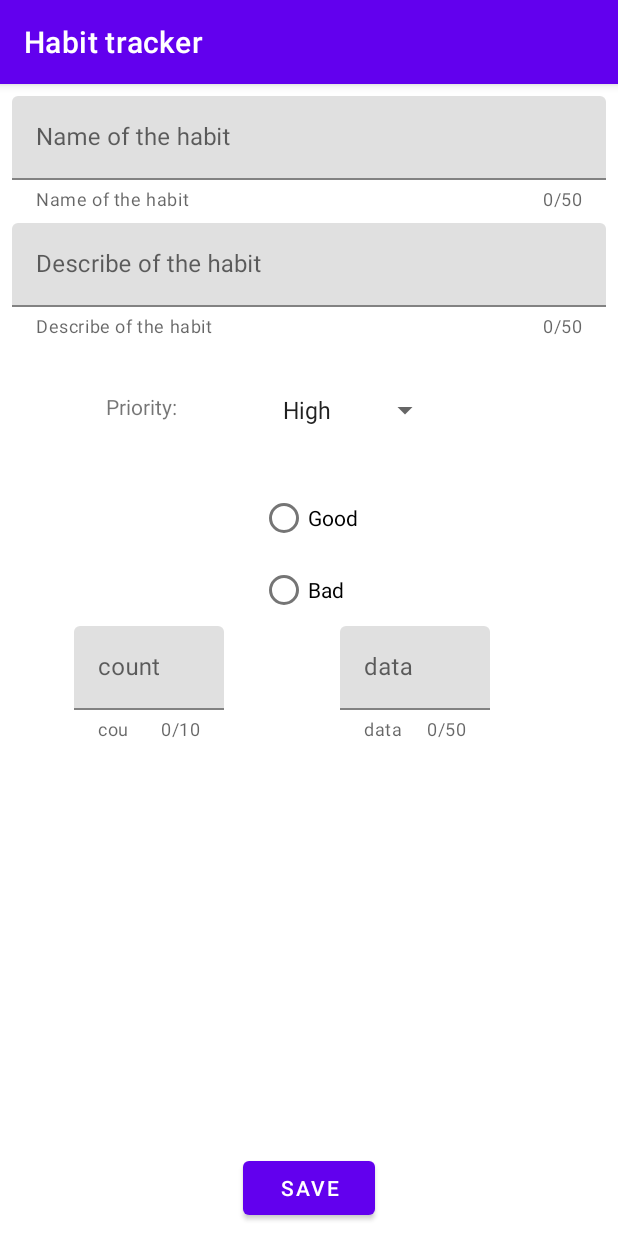
After one commit to LanaLebedeva/habitTracker, an Android app: the fragment HabitFragment placed in its activity, on a phone screen of 412 x 824 dp. The commit adds this screen. Run offline under Robolectric (Android 15) with nearby library versions, the phone set to English and light mode, and no system bars.

Commit message:
add: добавлен главный экран, экран для ввода привычки

```diff
--- a/app/src/main/java/com/github/lanalebedeva/habittracker/MainActivity.kt
+++ b/app/src/main/java/com/github/lanalebedeva/habittracker/MainActivity.kt
@@ -2,10 +2,31 @@ package com.github.lanalebedeva.habittracker
 
 import androidx.appcompat.app.AppCompatActivity
 import android.os.Bundle
+import com.github.lanalebedeva.habittracker.databinding.ActivityMainBinding
+import com.github.lanalebedeva.habittracker.fragments.ListHabitFragment
 
 class MainActivity : AppCompatActivity() {
+
+    private lateinit var binding: ActivityMainBinding
+    private lateinit var listHabitFragment: ListHabitFragment
     override fun onCreate(savedInstanceState: Bundle?) {
         super.onCreate(savedInstanceState)
-        setContentView(R.layout.activity_main)
+        binding = ActivityMainBinding.inflate(layoutInflater)
+        setContentView(binding.root)
+
+        if (savedInstanceState == null) {
+            listHabitFragment = ListHabitFragment()
+            supportFragmentManager.beginTransaction()
+                .replace(
+                    R.id.activity_main_fragmentContainerView,
+                    listHabitFragment,
+                    "listHabitFragment"
+                )
+                .addToBackStack(null)
+                .commit()
+        } else {
+            listHabitFragment =
+                supportFragmentManager.findFragmentByTag("listHabitFragment") as ListHabitFragment
+        }
     }
 }
--- /dev/null
+++ b/app/src/main/java/com/github/lanalebedeva/habittracker/fragments/HabitFragment.kt
@@ -0,0 +1,59 @@
+package com.github.lanalebedeva.habittracker.fragments
+
+import android.graphics.Color
+import android.os.Build
+import android.os.Bundle
+import android.util.Log
+import androidx.fragment.app.Fragment
+import android.view.LayoutInflater
+import android.view.View
+import android.view.ViewGroup
+import androidx.annotation.RequiresApi
+import androidx.fragment.app.activityViewModels
+import com.github.lanalebedeva.habittracker.data.Habit
+import com.github.lanalebedeva.habittracker.data.Priority
+import com.github.lanalebedeva.habittracker.data.Type
+import com.github.lanalebedeva.habittracker.databinding.FragmentHabitBinding
+import com.github.lanalebedeva.habittracker.viewmodel.HabitsViewModel
+import java.time.Instant
+
+
+class HabitFragment : Fragment() {
+    private val viewModel: HabitsViewModel by activityViewModels()
+
+    private var _binding: FragmentHabitBinding? = null
+    private val binding get() = _binding!!
+    override fun onCreateView(
+        inflater: LayoutInflater, container: ViewGroup?, savedInstanceState: Bundle?
+    ): View {
+        _binding = FragmentHabitBinding.inflate(inflater)
+        return binding.root
+    }
+
+    override fun onDestroy() {
+        super.onDestroy()
+        _binding = null
+    }
+
+    @RequiresApi(Build.VERSION_CODES.O)
+    override fun onViewCreated(view: View, savedInstanceState: Bundle?) {
+        super.onViewCreated(view, savedInstanceState)
+        binding.fragmentHabitButtonSave.setOnClickListener {
+            viewModel.addHabit(
+                Habit(
+                    UID = Instant.now().toString(),
+                    name = "Homework",
+                    description = "well do it",
+                    count = 5,
+                    date = 5,
+                    color = Color.BLUE,
+                    priority = Priority.LOW,
+                    type = Type.GOOD,
+                )
+            )
+            Log.d("FRRR+", "viewModel = ${viewModel.habits.value.toString()}")
+//            parentFragmentManager.beginTransaction().hide(this).commit()
+        }
+
+    }
+}
--- /dev/null
+++ b/app/src/main/java/com/github/lanalebedeva/habittracker/fragments/ListHabitFragment.kt
@@ -0,0 +1,51 @@
+package com.github.lanalebedeva.habittracker.fragments
+
+import android.os.Bundle
+import android.util.Log
+import androidx.fragment.app.Fragment
+import android.view.LayoutInflater
+import android.view.View
+import android.view.ViewGroup
+import androidx.fragment.app.activityViewModels
+import com.github.lanalebedeva.habittracker.R
+import com.github.lanalebedeva.habittracker.adapter.HabitsAdapter
+import com.github.lanalebedeva.habittracker.databinding.FragmentListHabitBinding
+import com.github.lanalebedeva.habittracker.viewmodel.HabitsViewModel
+
+class ListHabitFragment : Fragment() {
+    private val viewModel: HabitsViewModel by activityViewModels()
+
+    private  var _binding: FragmentListHabitBinding? = null
+    private val binding get() = _binding!!
+    override fun onCreateView(
+        inflater: LayoutInflater, container: ViewGroup?,
+        savedInstanceState: Bundle?
+    ): View {
+        // Inflate the layout for this fragment
+        _binding = FragmentListHabitBinding.inflate(inflater)
+
+
+        val adapter = HabitsAdapter(viewModel.habits.value) {
+            Log.d("Position", "Position =$it")
+        }
+
+        val recycle = binding.fragmentListHabitRecycleView
+        recycle.adapter = adapter
+
+        binding.fragmentListHabitFab.setOnClickListener {
+            parentFragmentManager.beginTransaction()
+                .replace(R.id.activity_main_fragmentContainerView, HabitFragment())
+                .addToBackStack("First task")
+                .commit()
+            adapter.notifyDataSetChanged()
+        }
+        return binding.root
+    }
+
+
+
+    override fun onDestroy() {
+        super.onDestroy()
+        _binding = null
+    }
+}
--- /dev/null
+++ b/app/src/main/java/com/github/lanalebedeva/habittracker/viewmodel/HabitsViewModel.kt
@@ -0,0 +1,26 @@
+package com.github.lanalebedeva.habittracker.viewmodel
+
+import androidx.lifecycle.LiveData
+import androidx.lifecycle.MutableLiveData
+import androidx.lifecycle.ViewModel
+import com.github.lanalebedeva.habittracker.data.Habit
+
+class HabitsViewModel: ViewModel() {
+    private var _habits = MutableLiveData<List<Habit>>()
+    val habits: LiveData<List<Habit>> = _habits
+
+    init {
+        getHabits()
+    }
+
+    fun getHabitByPos(pos: Int): Habit {
+        return habits.value!![pos]
+    }
+
+    fun addHabit(habit: Habit) {
+        _habits.value = _habits.value?.plus(habit) ?: mutableListOf(habit)
+    }
+    private fun getHabits() {
+        _habits.value = listOf<Habit>()
+    }
+}
--- /dev/null
+++ b/app/src/main/res/drawable/baseline_add_24.xml
@@ -0,0 +1,5 @@
+<vector android:height="24dp" android:tint="#3F7B1E"
+    android:viewportHeight="24" android:viewportWidth="24"
+    android:width="24dp" xmlns:android="http://schemas.android.com/apk/res/android">
+    <path android:fillColor="@android:color/white" android:pathData="M19,13h-6v6h-2v-6H5v-2h6V5h2v6h6v2z"/>
+</vector>
--- a/app/src/main/res/layout/activity_main.xml
+++ b/app/src/main/res/layout/activity_main.xml
@@ -6,13 +6,12 @@
     android:layout_height="match_parent"
     tools:context=".MainActivity">
 
-    <TextView
-        android:layout_width="wrap_content"
-        android:layout_height="wrap_content"
-        android:text="Hello World!"
+    <androidx.fragment.app.FragmentContainerView
+        android:id="@+id/activity_main_fragmentContainerView"
+        android:layout_width="match_parent"
+        android:layout_height="match_parent"
         app:layout_constraintBottom_toBottomOf="parent"
         app:layout_constraintEnd_toEndOf="parent"
         app:layout_constraintStart_toStartOf="parent"
         app:layout_constraintTop_toTopOf="parent" />
-
 </androidx.constraintlayout.widget.ConstraintLayout>
--- /dev/null
+++ b/app/src/main/res/layout/fragment_habit.xml
@@ -0,0 +1,163 @@
+<?xml version="1.0" encoding="utf-8"?>
+<FrameLayout xmlns:android="http://schemas.android.com/apk/res/android"
+    xmlns:app="http://schemas.android.com/apk/res-auto"
+    xmlns:tools="http://schemas.android.com/tools"
+    android:layout_width="match_parent"
+    android:layout_height="match_parent"
+    tools:context=".fragments.HabitFragment">
+
+    <androidx.constraintlayout.widget.ConstraintLayout
+        android:layout_width="match_parent"
+        android:layout_height="match_parent"
+        android:padding="@dimen/define_padding"
+        >
+
+        <com.google.android.material.textfield.TextInputLayout
+            android:id="@+id/fragment_habit_textInputLayout_name"
+            android:layout_width="match_parent"
+            android:layout_height="wrap_content"
+            android:hint="@string/name_of_the_habit"
+            app:counterEnabled="true"
+            app:counterMaxLength="50"
+            app:endIconMode="clear_text"
+            app:helperText="@string/name_of_the_habit"
+            app:helperTextEnabled="true"
+            app:layout_constraintStart_toEndOf="parent"
+            app:layout_constraintStart_toStartOf="parent"
+            app:layout_constraintTop_toTopOf="parent">
+
+            <com.google.android.material.textfield.TextInputEditText
+                android:layout_width="match_parent"
+                android:layout_height="wrap_content" />
+
+        </com.google.android.material.textfield.TextInputLayout>
+
+        <com.google.android.material.textfield.TextInputLayout
+            android:id="@+id/fragment_habit_textInputLayout_describe"
+            android:layout_width="match_parent"
+            android:layout_height="wrap_content"
+            android:layout_marginVertical="@dimen/define_margin"
+            android:hint="@string/describe_of_the_habit"
+            app:counterEnabled="true"
+            app:counterMaxLength="50"
+            app:endIconMode="clear_text"
+            app:helperText="@string/describe_of_the_habit"
+            app:helperTextEnabled="true"
+            app:layout_constraintStart_toEndOf="parent"
+            app:layout_constraintStart_toStartOf="parent"
+            app:layout_constraintTop_toBottomOf="@id/fragment_habit_textInputLayout_name">
+
+            <com.google.android.material.textfield.TextInputEditText
+                android:layout_width="match_parent"
+                android:layout_height="wrap_content"
+                />
+
+        </com.google.android.material.textfield.TextInputLayout>
+
+        <TextView
+            android:id="@+id/fragment_habit_textView_priority"
+            android:layout_width="wrap_content"
+            android:layout_height="wrap_content"
+            android:text="@string/priority_text"
+            android:layout_margin="36dp"
+            app:layout_constraintStart_toStartOf="parent"
+            app:layout_constraintEnd_toStartOf="@id/fragment_habit_spinner_priority"
+            app:layout_constraintTop_toBottomOf="@id/fragment_habit_textInputLayout_describe"/>
+
+
+        <com.google.android.material.textfield.TextInputLayout
+            android:id="@+id/fragment_habit_spinner_priority"
+            android:layout_width="wrap_content"
+            android:layout_height="wrap_content"
+            android:layout_margin="36dp"
+            android:hint="@string/priority"
+            android:layout_marginVertical="@dimen/define_margin"
+            app:layout_constraintEnd_toEndOf="parent"
+            app:layout_constraintStart_toStartOf="@id/fragment_habit_textView_priority"
+            app:layout_constraintTop_toBottomOf="@id/fragment_habit_textInputLayout_describe">
+
+            <androidx.appcompat.widget.AppCompatSpinner
+                android:layout_width="wrap_content"
+                android:layout_height="wrap_content"
+                android:entries="@array/priority"/>
+        </com.google.android.material.textfield.TextInputLayout>
+
+        <RadioGroup
+            android:id="@+id/fragment_habit_radioGroup_type"
+            android:layout_width="wrap_content"
+            android:layout_height="wrap_content"
+            android:layout_margin="36dp"
+            app:layout_constraintStart_toStartOf="parent"
+            app:layout_constraintEnd_toEndOf="parent"
+            app:layout_constraintTop_toBottomOf="@id/fragment_habit_spinner_priority">
+
+            <com.google.android.material.radiobutton.MaterialRadioButton
+                android:layout_width="wrap_content"
+                android:layout_height="wrap_content"
+                android:text="@string/good"/>
+
+            <com.google.android.material.radiobutton.MaterialRadioButton
+                android:layout_width="wrap_content"
+                android:layout_height="wrap_content"
+                android:text="@string/bad"/>
+        </RadioGroup>
+
+        <com.google.android.material.textfield.TextInputLayout
+            android:id="@+id/fragment_habit_count"
+            android:layout_width="wrap_content"
+            android:layout_height="wrap_content"
+            android:hint="@string/count"
+            app:counterEnabled="true"
+            app:counterMaxLength="10"
+            app:endIconMode="clear_text"
+            app:helperText="@string/count"
+            app:helperTextEnabled="true"
+            android:minWidth="100dp"
+            app:layout_constraintStart_toStartOf="parent"
+            app:layout_constraintEnd_toStartOf="@id/fragment_habit_data"
+            app:layout_constraintTop_toBottomOf="@id/fragment_habit_radioGroup_type">
+
+            <com.google.android.material.textfield.TextInputEditText
+                android:layout_width="wrap_content"
+                android:layout_height="wrap_content"
+                android:inputType="numberDecimal"/>
+
+        </com.google.android.material.textfield.TextInputLayout>
+
+
+        <com.google.android.material.textfield.TextInputLayout
+            android:id="@+id/fragment_habit_data"
+            android:layout_width="wrap_content"
+            android:layout_height="wrap_content"
+            android:hint="@string/data"
+            app:counterEnabled="true"
+            app:counterMaxLength="50"
+            android:minWidth="100dp"
+            app:endIconMode="clear_text"
+            app:helperText="@string/data"
+            app:helperTextEnabled="true"
+            android:layout_marginHorizontal="36dp"
+            app:layout_constraintStart_toEndOf="@id/fragment_habit_count"
+            app:layout_constraintEnd_toEndOf="parent"
+            app:layout_constraintTop_toBottomOf="@id/fragment_habit_radioGroup_type">
+
+            <com.google.android.material.textfield.TextInputEditText
+                android:layout_width="wrap_content"
+                android:layout_height="wrap_content"
+                android:inputType="numberDecimal"/>
+
+
+        </com.google.android.material.textfield.TextInputLayout>
+        <Button
+            android:id="@+id/fragment_habit_button_save"
+            android:layout_width="wrap_content"
+            android:layout_height="wrap_content"
+            android:text="@string/save"
+            app:layout_constraintBottom_toBottomOf="parent"
+            app:layout_constraintEnd_toEndOf="parent"
+            app:layout_constraintStart_toStartOf="parent"/>
+
+    </androidx.constraintlayout.widget.ConstraintLayout>
+
+
+</FrameLayout>
--- /dev/null
+++ b/app/src/main/res/values/dimens.xml
@@ -0,0 +1,5 @@
+<?xml version="1.0" encoding="utf-8"?>
+<resources>
+    <dimen name="define_margin">8dp</dimen>
+    <dimen name="define_padding">8dp</dimen>
+</resources>
--- a/app/src/main/res/values/strings.xml
+++ b/app/src/main/res/values/strings.xml
@@ -1,3 +1,21 @@
 <resources>
     <string name="app_name">Habit tracker</string>
+    <!-- TODO: Remove or change this placeholder text -->
+    <string name="hello_blank_fragment">Hello blank fragment</string>
+    <string name="button_to_add_a_habit">button to add a habit</string>
+    <string name="save">Save</string>
+    <string name="name_of_the_habit">Name of the habit</string>
+    <string name="describe_of_the_habit">Describe of the habit</string>
+    <string name="priority">Priority</string>
+    <string name="priority_text">Priority:</string>
+    <string name="good">Good</string>
+    <string name="bad">Bad</string>
+    <string name="count">count</string>
+    <string name="data">data</string>
+
+    <string-array name="priority">
+        <item>High</item>
+        <item>Middle</item>
+        <item>Low</item>
+    </string-array>
 </resources>
--- a/build.gradle
+++ b/build.gradle
@@ -1,6 +1,6 @@
 // Top-level build file where you can add configuration options common to all sub-projects/modules.
 plugins {
-    id 'com.android.application' version '8.1.0-alpha06' apply false
-    id 'com.android.library' version '8.1.0-alpha06' apply false
+    id 'com.android.application' version '8.1.0-alpha08' apply false
+    id 'com.android.library' version '8.1.0-alpha08' apply false
     id 'org.jetbrains.kotlin.android' version '1.7.21' apply false
 }
```
Also changed, not shown: app/build.gradle (+7 -0 lines), app/src/main/java/com/github/lanalebedeva/habittracker/adapter/HabitsAdapter.kt (added, +76 -0 lines), app/src/main/java/com/github/lanalebedeva/habittracker/data/Habit.kt (added, +23 -0 lines), app/src/main/res/layout/fragment_list_habit.xml (added, +23 -0 lines), app/src/main/res/layout/item_habit.xml (added, +89 -0 lines).
